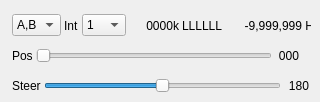
The window that plugins/channelmimo/beamsteeringcwmod/beamsteeringcwmodgui.ui (f4exb/sdrangel) describes before a commit, drawn with Qt 5.
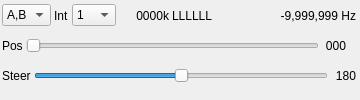
The same window after the commit. Custom widgets are drawn as their Qt base class.

What changed in the file:
```diff
--- a/plugins/channelmimo/beamsteeringcwmod/beamsteeringcwmodgui.ui
+++ b/plugins/channelmimo/beamsteeringcwmod/beamsteeringcwmodgui.ui
@@ -6,8 +6,8 @@
    <rect>
     <x>0</x>
     <y>0</y>
-    <width>320</width>
-    <height>102</height>
+    <width>360</width>
+    <height>100</height>
    </rect>
   </property>
   <property name="sizePolicy">
@@ -18,16 +18,10 @@
   </property>
   <property name="minimumSize">
    <size>
-    <width>320</width>
+    <width>360</width>
     <height>100</height>
    </size>
   </property>
-  <property name="maximumSize">
-   <size>
-    <width>320</width>
-    <height>16777215</height>
-   </size>
-  </property>
   <property name="font">
    <font>
     <family>Liberation Sans</family>
@@ -40,12 +34,24 @@
   <widget class="QWidget" name="settingsContainer" native="true">
    <property name="geometry">
     <rect>
-     <x>10</x>
-     <y>10</y>
-     <width>301</width>
+     <x>0</x>
+     <y>0</y>
+     <width>358</width>
      <height>91</height>
     </rect>
    </property>
+   <property name="sizePolicy">
+    <sizepolicy hsizetype="Preferred" vsizetype="Preferred">
+     <horstretch>0</horstretch>
+     <verstretch>0</verstretch>
+    </sizepolicy>
+   </property>
+   <property name="minimumSize">
+    <size>
+     <width>358</width>
+     <height>0</height>
+    </size>
+   </property>
    <property name="windowTitle">
     <string>Settings</string>
    </property>
```
Left out of the diff: 6 changed lines with no effect on the pictures.
